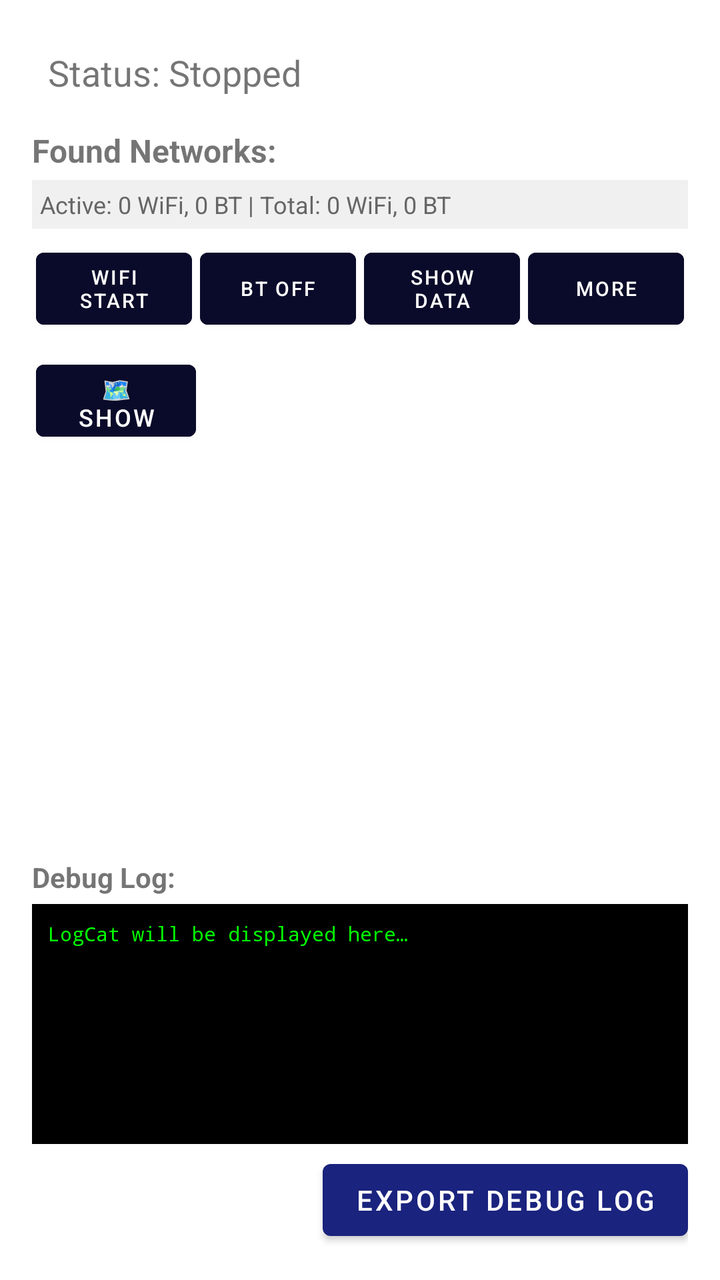
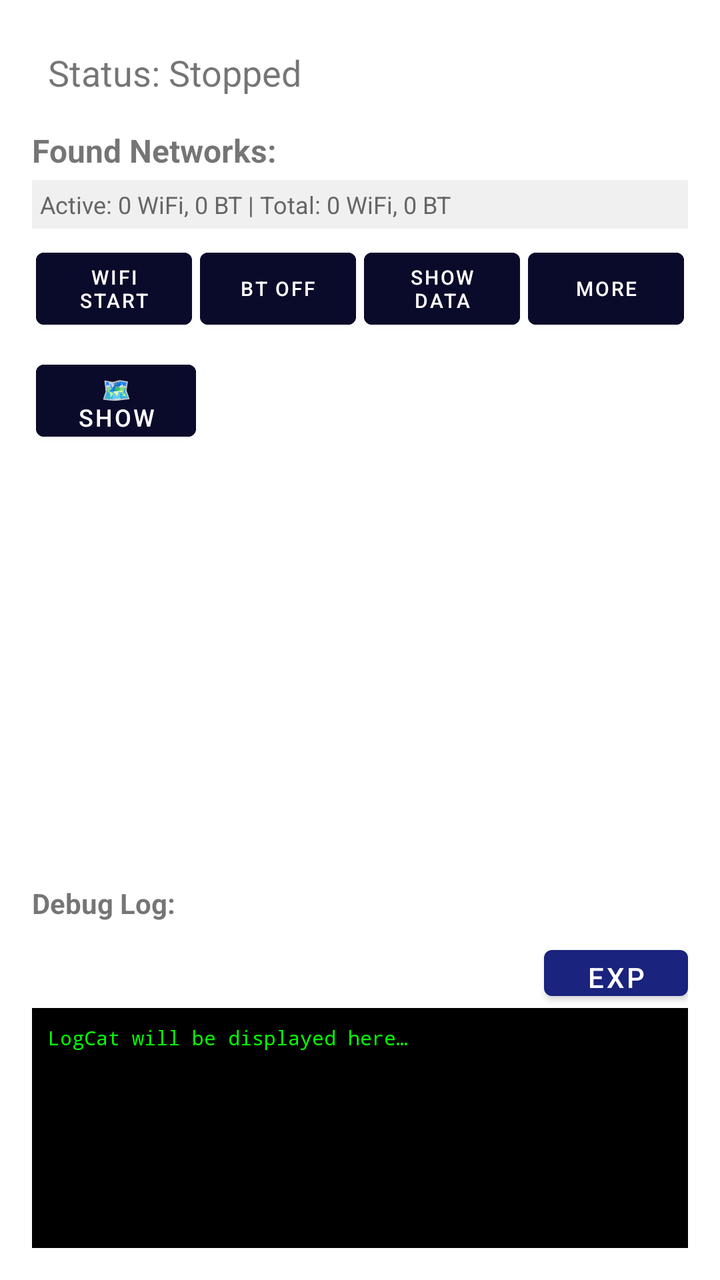

Compare the two renders of this Android layout. The source of the first and the diff that turns it into the second are given below.
<!-- AndroidManifest.xml: application theme Theme.MaterialComponents.DayNight.NoActionBar -->
<!-- res/layout/activity_main.xml -->
<?xml version="1.0" encoding="utf-8"?>
<LinearLayout xmlns:android="http://schemas.android.com/apk/res/android"
    xmlns:app="http://schemas.android.com/apk/res-auto"
    android:layout_width="match_parent"
    android:layout_height="match_parent"
    android:orientation="vertical"
    android:padding="16dp">


    <TextView
        android:id="@+id/status_text"
        android:layout_width="match_parent"
        android:layout_height="wrap_content"
        android:padding="8dp"
        android:text="@string/status_stopped"
        android:textSize="18sp" />

    <TextView
        android:id="@+id/networks_title"
        android:layout_width="match_parent"
        android:layout_height="wrap_content"
        android:text="@string/found_networks"
        android:textStyle="bold"
        android:textSize="16sp"
        android:paddingTop="8dp"
        android:paddingBottom="4dp"/>

    <TextView
        android:id="@+id/info_summary"
        android:layout_width="match_parent"
        android:layout_height="wrap_content"
        android:text="Active: 0 WiFi, 0 BT | Total: 0 WiFi, 0 BT"
        android:textSize="12sp"
        android:textColor="#666666"
        android:padding="4dp"
        android:background="#F0F0F0"
        android:layout_marginBottom="4dp"/>
    
    <TextView
        android:id="@+id/encryption_status"
        android:layout_width="match_parent"
        android:layout_height="wrap_content"
        android:text="🔓 Database: Not Encrypted"
        android:textSize="11sp"
        android:textColor="#888888"
        android:padding="4dp"
        android:background="#FAFAFA"
        android:layout_marginBottom="4dp"
        android:visibility="gone"/>

        <LinearLayout
        android:layout_width="match_parent"
        android:layout_height="wrap_content"
        android:orientation="horizontal"
        android:baselineAligned="false">

        <Button
            android:id="@+id/toggle_scan_button"
            android:layout_width="0dp"
            android:layout_height="48dp"
            android:layout_weight="1"
            android:text="@string/wifi_start"
            android:textSize="10sp"
            android:textColor="#FFFFFF"
            android:backgroundTint="#0A0A2A"
            android:layout_margin="2dp" />

        <Button
            android:id="@+id/bluetooth_toggle_button"
            android:layout_width="0dp"
            android:layout_height="48dp"
            android:layout_weight="1"
            android:text="@string/bt_off"
            android:textSize="10sp"
            android:textColor="#FFFFFF"
            android:backgroundTint="#0A0A2A"
            android:layout_margin="2dp"/>

        <Button
            android:id="@+id/show_button"
            android:layout_width="0dp"
            android:layout_height="48dp"
            android:layout_weight="1"
            android:text="@string/show_data"
            android:textSize="10sp"
            android:textColor="#FFFFFF"
            android:backgroundTint="#0A0A2A"
            android:layout_margin="2dp"/>

        <Button
            android:id="@+id/more_button"
            android:layout_width="0dp"
            android:layout_height="48dp"
            android:layout_weight="1"
            android:text="@string/more"
            android:textSize="10sp"
            android:textColor="#FFFFFF"
            android:backgroundTint="#0A0A2A"
            android:layout_margin="2dp"/>

    </LinearLayout>

    
    <LinearLayout
        android:layout_width="match_parent"
        android:layout_height="wrap_content"
        android:orientation="horizontal"
        android:layout_marginTop="4dp"
        android:baselineAligned="false">

        <Button
            android:id="@+id/map_button"
            android:layout_width="0dp"
            android:layout_height="48dp"
            android:layout_weight="1"
            android:text="@string/show_map"
            android:textSize="12sp"
            android:backgroundTint="#0A0A2A"
            android:textColor="#FFFFFF"
            android:layout_margin="2dp"/>

        
        <View
            android:layout_width="0dp"
            android:layout_height="48dp"
            android:layout_weight="3"
            android:layout_margin="2dp"/>

    </LinearLayout>

    <ListView
        android:id="@+id/data_list"
        android:layout_width="match_parent"
        android:layout_height="0dp"
        android:layout_weight="1"
        android:padding="8dp" />

    <TextView
        android:layout_width="match_parent"
        android:layout_height="wrap_content"
        android:text="@string/debug_log"
        android:textStyle="bold"
        android:textSize="14sp"
        android:paddingTop="8dp"
        android:paddingBottom="4dp"
        android:backgroundTint="#E0E0E0"/>

    <ScrollView
        android:id="@+id/logcat_scrollview"
        android:layout_width="match_parent"
        android:layout_height="120dp"
        android:background="#000000"
        android:padding="4dp">

        <TextView
            android:id="@+id/logcat_text"
            android:layout_width="match_parent"
            android:layout_height="wrap_content"
            android:text="@string/logcat_placeholder"
            android:textColor="#00FF00"
            android:textSize="10sp"
            android:fontFamily="monospace"
            android:padding="4dp"
            android:textIsSelectable="true"/>

    </ScrollView>

    <com.google.android.material.button.MaterialButton
        android:id="@+id/export_log_button"
        android:layout_width="wrap_content"
        android:layout_height="wrap_content"
        android:text="@string/export_log_button"
        android:layout_marginTop="4dp"
        android:layout_gravity="end"
        app:backgroundTint="#1A237E"
        android:textColor="#FFFFFF"/>

</LinearLayout>
<!-- resources referenced by this layout -->
<resources>
  <string name="bt_off">BT Off</string>
  <string name="debug_log">Debug Log:</string>
  <string name="export_log_button">Export Debug Log</string>
  <string name="found_networks">Found Networks:</string>
  <string name="logcat_placeholder">LogCat will be displayed here…\n</string>
  <string name="more">More</string>
  <string name="show_data">Show Data</string>
  <string name="show_map">🗺️ Show Map</string>
  <string name="status_stopped">Status: Stopped</string>
  <string name="wifi_start">WiFi Start</string>
</resources>

<!-- the commit's change to res/layout/activity_main.xml (unified diff, before → after) -->
@@ -54,16 +54,16 @@
         android:orientation="horizontal"
         android:baselineAligned="false">
 
-        <Button
-            android:id="@+id/toggle_scan_button"
-            android:layout_width="0dp"
-            android:layout_height="48dp"
-            android:layout_weight="1"
-            android:text="@string/wifi_start"
-            android:textSize="10sp"
-            android:textColor="#FFFFFF"
-            android:backgroundTint="#0A0A2A"
-            android:layout_margin="2dp" />
+            <Button
+                android:id="@+id/toggle_scan_button"
+                android:layout_width="0dp"
+                android:layout_height="wrap_content"
+                android:layout_margin="2dp"
+                android:layout_weight="1"
+                android:backgroundTint="#0A0A2A"
+                android:text="@string/wifi_start"
+                android:textColor="#FFFFFF"
+                android:textSize="10sp" />
 
         <Button
             android:id="@+id/bluetooth_toggle_button"
@@ -138,12 +138,22 @@
     <TextView
         android:layout_width="match_parent"
         android:layout_height="wrap_content"
-        android:text="@string/debug_log"
-        android:textStyle="bold"
-        android:textSize="14sp"
+        android:backgroundTint="#E0E0E0"
         android:paddingTop="8dp"
         android:paddingBottom="4dp"
-        android:backgroundTint="#E0E0E0"/>
+        android:text="@string/debug_log"
+        android:textSize="14sp"
+        android:textStyle="bold" />
+
+    <com.google.android.material.button.MaterialButton
+        android:id="@+id/export_log_button"
+        android:layout_width="72dp"
+        android:layout_height="35dp"
+        android:layout_gravity="end"
+        android:layout_marginTop="4dp"
+        android:text="@string/export_log_button"
+        android:textColor="#FFFFFF"
+        app:backgroundTint="#1A237E" />
 
     <ScrollView
         android:id="@+id/logcat_scrollview"
@@ -156,23 +166,13 @@
             android:id="@+id/logcat_text"
             android:layout_width="match_parent"
             android:layout_height="wrap_content"
+            android:fontFamily="monospace"
+            android:padding="4dp"
             android:text="@string/logcat_placeholder"
             android:textColor="#00FF00"
-            android:textSize="10sp"
-            android:fontFamily="monospace"
-            android:padding="4dp"
-            android:textIsSelectable="true"/>
+            android:textIsSelectable="true"
+            android:textSize="10sp" />
 
     </ScrollView>
 
-    <com.google.android.material.button.MaterialButton
-        android:id="@+id/export_log_button"
-        android:layout_width="wrap_content"
-        android:layout_height="wrap_content"
-        android:text="@string/export_log_button"
-        android:layout_marginTop="4dp"
-        android:layout_gravity="end"
-        app:backgroundTint="#1A237E"
-        android:textColor="#FFFFFF"/>
-
 </LinearLayout>
